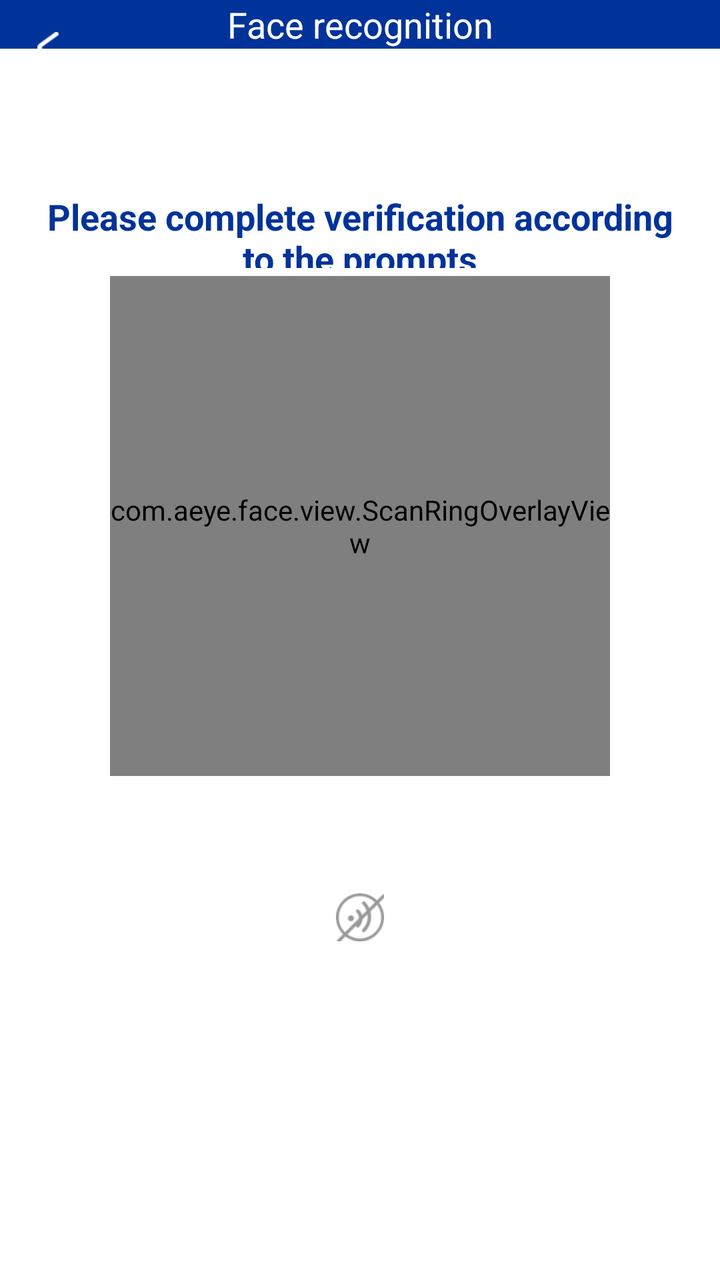
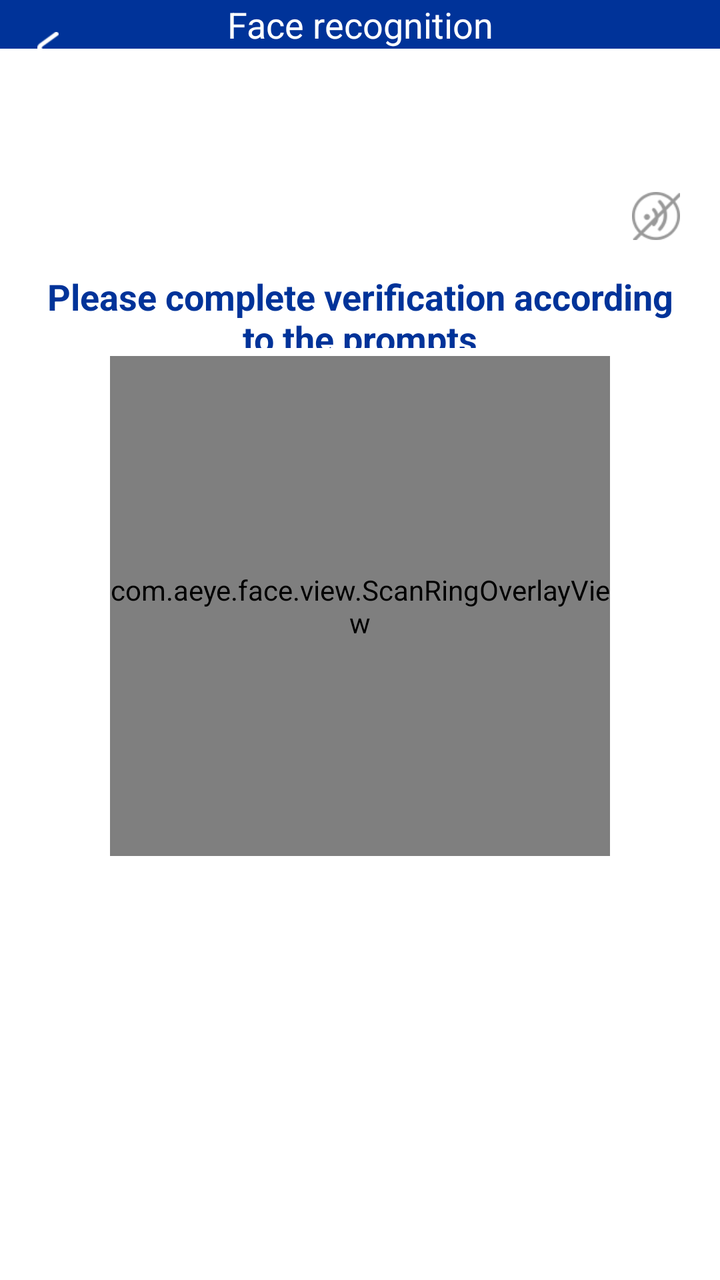

Screens rendered from an Android XML layout before and after an edit, with the pre-edit source and the edit as a unified diff.
<!-- AndroidManifest.xml: another module's application theme Theme.TestFace -->
<!-- res/layout/aeye_recognize.xml -->
<?xml version="1.0" encoding="utf-8"?>
<RelativeLayout xmlns:android="http://schemas.android.com/apk/res/android"
    xmlns:tools="http://schemas.android.com/tools"
    android:layout_width="match_parent"
    android:layout_height="match_parent"
    android:background="@color/white">

    <com.aeye.face.view.FaceView
        android:id="@+id/faceRect"
        android:layout_width="match_parent"
        android:layout_height="match_parent"
        android:visibility="gone" />

    <RelativeLayout
        android:id="@+id/faceStatus"
        android:layout_width="match_parent"
        android:layout_height="match_parent">

        <LinearLayout
            android:layout_width="match_parent"
            android:layout_height="match_parent"
            android:orientation="vertical">

            <Space
                android:id="@+id/face_toolbar_gap"
                android:layout_width="match_parent"
                android:layout_height="76dp" />

            
            <Space
                android:id="@+id/face_hint_gap"
                android:layout_width="match_parent"
                android:layout_height="58dp" />

            
            <FrameLayout
                android:id="@+id/face_preview_panel"
                android:layout_width="@dimen/face_preview_panel_size"
                android:layout_height="@dimen/face_preview_panel_size"
                android:layout_gravity="center_horizontal"
                android:layout_marginTop="4dp">

                <SurfaceView
                    android:id="@+id/preview_view"
                    android:layout_width="match_parent"
                    android:layout_height="match_parent"
                    android:layout_gravity="center" />

                <ImageView
                    android:id="@+id/iv_preview_freeze"
                    android:layout_width="match_parent"
                    android:layout_height="match_parent"
                    android:layout_gravity="center"
                    android:contentDescription="@null"
                    android:scaleType="centerCrop"
                    android:visibility="gone" />

                
                <FrameLayout
                    android:id="@+id/face_submit_overlay"
                    android:layout_width="match_parent"
                    android:layout_height="match_parent"
                    android:background="@color/face_submit_overlay"
                    android:clickable="false"
                    android:focusable="false"
                    android:visibility="gone">

                    <ProgressBar
                        android:id="@+id/pb_submit_loading"
                        style="?android:attr/progressBarStyle"
                        android:layout_width="40dp"
                        android:layout_height="40dp"
                        android:layout_gravity="center"
                        android:indeterminate="true"
                        android:indeterminateTint="@android:color/white" />
                </FrameLayout>

                <TextView
                    android:id="@+id/tvMaskHint"
                    android:layout_width="wrap_content"
                    android:layout_height="wrap_content"
                    android:layout_gravity="top|center_horizontal"
                    android:layout_marginTop="8dp"
                    android:gravity="center"
                    android:textColor="@color/face_result_success"
                    android:textSize="20sp"
                    android:visibility="gone" />

                <ImageView
                    android:id="@+id/ivNumber"
                    android:layout_width="wrap_content"
                    android:layout_height="wrap_content"
                    android:layout_gravity="center"
                    android:background="@drawable/aeye_anim_count"
                    android:visibility="gone" />

                <TextView
                    android:id="@+id/tvEnvHint"
                    android:layout_width="wrap_content"
                    android:layout_height="wrap_content"
                    android:layout_gravity="center"
                    android:background="@drawable/aeye_selector_hit"
                    android:drawableStart="@drawable/aeye_anim_tip"
                    android:gravity="center"
                    android:textColor="@android:color/white"
                    android:textSize="18sp"
                    android:visibility="invisible" />
            </FrameLayout>

            
            <Space
                android:id="@+id/face_tip_gap"
                android:layout_width="match_parent"
                android:layout_height="88dp"
                android:layout_marginTop="16dp" />

            <View
                android:layout_width="match_parent"
                android:layout_height="0dp"
                android:layout_weight="1" />

            <com.aeye.face.view.CountView
                android:id="@+id/tvRecogTimeCountdown"
                android:layout_width="48dp"
                android:layout_height="48dp"
                android:layout_gravity="end"
                android:layout_marginEnd="16dp"
                android:layout_marginBottom="10dp"
                android:gravity="center"
                android:visibility="gone" />
        </LinearLayout>
    </RelativeLayout>

    
    <com.aeye.face.lightView.CheckFaceView
        android:id="@+id/facebgview"
        android:layout_width="match_parent"
        android:layout_height="match_parent"
        android:visibility="gone" />

    
    <LinearLayout
        android:id="@+id/face_chrome_overlay"
        android:layout_width="match_parent"
        android:layout_height="match_parent"
        android:clickable="false"
        android:focusable="false"
        android:orientation="vertical">

        <Space
            android:id="@+id/face_chrome_toolbar_gap"
            android:layout_width="match_parent"
            android:layout_height="76dp" />

        <TextView
            android:id="@+id/tvHint"
            android:layout_width="match_parent"
            android:layout_height="58dp"
            android:gravity="center"
            android:paddingStart="16dp"
            android:paddingTop="20dp"
            android:paddingEnd="16dp"
            android:paddingBottom="0dp"
            android:text="@string/face_verify_subtitle"
            android:textColor="@color/face_theme_primary"
            android:textSize="18sp"
            android:textStyle="bold" />

        
        <FrameLayout
            android:id="@+id/face_scan_ring_slot"
            android:layout_width="@dimen/face_preview_panel_size"
            android:layout_height="@dimen/face_preview_panel_size"
            android:layout_gravity="center_horizontal"
            android:layout_marginTop="4dp"
            android:clickable="false"
            android:focusable="false">

            <com.aeye.face.view.ScanRingOverlayView
                android:id="@+id/scan_ring_overlay"
                android:layout_width="match_parent"
                android:layout_height="match_parent"
                android:clickable="false" />
        </FrameLayout>

        <Space
            android:id="@+id/face_result_top_gap"
            android:layout_width="match_parent"
            android:layout_height="@dimen/face_result_block_offset"
            android:visibility="gone" />

        <LinearLayout
            android:id="@+id/face_tip_column"
            android:layout_width="match_parent"
            android:layout_height="wrap_content"
            android:layout_gravity="center_horizontal"
            android:layout_marginTop="16dp"
            android:gravity="center_horizontal"
            android:orientation="vertical"
            android:minHeight="@dimen/face_tip_column_min_height">

            <TextView
                android:id="@+id/tvCheckHint"
                android:layout_width="wrap_content"
                android:layout_height="wrap_content"
                android:drawablePadding="8dp"
                android:gravity="center_vertical"
                android:textColor="@color/face_theme_primary"
                android:textSize="16sp"
                android:textStyle="bold"
                android:visibility="gone" />

            <TextView
                android:id="@+id/tvFailDetail"
                android:layout_width="match_parent"
                android:layout_height="wrap_content"
                android:layout_marginTop="8dp"
                android:gravity="center"
                android:lineSpacingExtra="4dp"
                android:paddingStart="24dp"
                android:paddingEnd="24dp"
                android:textColor="@color/face_hint_sub"
                android:textSize="14sp"
                android:visibility="gone" />

            <TextView
                android:id="@+id/tvActionCountdown"
                android:layout_width="wrap_content"
                android:layout_height="wrap_content"
                android:layout_marginTop="5dp"
                android:gravity="center"
                android:text="10s"
                android:textColor="@color/face_hint_sub"
                android:textSize="16sp"
                android:visibility="invisible" />

            <ImageView
                android:id="@+id/ivVoice"
                android:layout_width="40dp"
                android:layout_height="40dp"
                android:layout_marginTop="8dp"
                android:contentDescription="@string/aeye_msg_cancel"
                android:padding="8dp"
                android:src="@drawable/aeye_selector_voice" />
        </LinearLayout>

        <View
            android:layout_width="match_parent"
            android:layout_height="0dp"
            android:layout_weight="1" />

        <LinearLayout
            android:id="@+id/face_fail_actions"
            android:layout_width="match_parent"
            android:layout_height="wrap_content"
            android:orientation="vertical"
            android:paddingStart="24dp"
            android:paddingEnd="24dp"
            android:paddingBottom="24dp"
            android:visibility="gone">

            <Button
                android:id="@+id/btn_fail_retry"
                android:layout_width="match_parent"
                android:layout_height="52dp"
                android:background="@drawable/aeye_btn_primary_navy"
                android:text="@string/face_retry_verify"
                android:textAllCaps="false"
                android:textColor="@color/white"
                android:textSize="16sp" />

            <Button
                android:id="@+id/btn_fail_other"
                android:layout_width="match_parent"
                android:layout_height="52dp"
                android:layout_marginTop="12dp"
                android:background="@drawable/aeye_btn_outline_navy"
                android:text="@string/face_fail_back"
                android:textAllCaps="false"
                android:textColor="@color/face_theme_primary"
                android:textSize="15sp" />
        </LinearLayout>
    </LinearLayout>

    <FrameLayout
        android:id="@+id/face_toolbar"
        android:layout_width="match_parent"
        android:layout_height="wrap_content"
        android:minHeight="56dp"
        android:layout_alignParentTop="true">

        <TextView
            android:id="@+id/tvTop"
            android:layout_width="match_parent"
            android:layout_height="match_parent"
            android:background="@color/face_theme_primary"
            android:gravity="center"
            android:text="@string/face_title"
            android:textColor="@color/white"
            android:textSize="18sp" />

        <ImageView
            android:id="@+id/ivReturn"
            android:layout_width="40dp"
            android:layout_height="40dp"
            android:layout_marginStart="4dp"
            android:layout_marginTop="4dp"
            android:src="@drawable/aeye_return"
            android:contentDescription="@string/aeye_msg_cancel"
            android:padding="12dp" />

        <View
            android:layout_width="40dp"
            android:layout_height="40dp"
            android:layout_gravity="end"
            android:layout_marginTop="4dp"
            android:layout_marginEnd="4dp" />
    </FrameLayout>

    <FrameLayout
        android:id="@+id/introduceView"
        android:layout_width="match_parent"
        android:layout_height="match_parent"
        android:visibility="gone"
        tools:visibility="gone">

        <ImageView
            android:layout_width="match_parent"
            android:layout_height="match_parent"
            android:scaleType="fitXY"
            android:src="@drawable/aeye_introduce" />

        <TextView
            android:id="@+id/introduceBegin"
            android:layout_width="wrap_content"
            android:layout_height="wrap_content"
            android:layout_gravity="center_horizontal|bottom"
            android:layout_marginBottom="30dp"
            android:background="@drawable/aeye_itd_btn_bg"
            android:gravity="center"
            android:text="@string/aeye_begin_recog"
            android:textColor="@color/white"
            android:textSize="18sp" />
    </FrameLayout>
</RelativeLayout>
<!-- resources referenced by this layout -->
<resources>
  <color name="face_hint_sub">#666666</color>
  <color name="face_result_success">#22C55E</color>
  <color name="face_submit_overlay">#99000000</color>
  <color name="face_theme_primary">#003399</color>
  <color name="white">#ffffff</color>
  <dimen name="face_preview_panel_size">250dp</dimen>
  <dimen name="face_result_block_offset">72dp</dimen>
  <dimen name="face_tip_column_min_height">88dp</dimen>
  <!-- drawable aeye_anim_count (drawable) -->
  <?xml version="1.0" encoding="utf-8"?>
    
   
  <animation-list  
  	xmlns:android="http://schemas.android.com/apk/res/android"  
  	android:oneshot="true" > 
  	
  	<item android:drawable="@drawable/aeye_num3" android:duration="1000"></item>  
  	<item android:drawable="@drawable/aeye_num2" android:duration="1000"></item>
  	<item android:drawable="@drawable/aeye_num1" android:duration="1000"></item>
  
  </animation-list>
  <!-- drawable aeye_anim_tip (drawable) -->
  <?xml version="1.0" encoding="utf-8"?>
    
   
  <animation-list  
  	xmlns:android="http://schemas.android.com/apk/res/android"  
  	android:oneshot="false" > 
  	
  	<item android:drawable="@drawable/aeye_icon_tip" android:duration="500"></item>  
  	<item android:drawable="@android:color/transparent" android:duration="300"></item>
  
  </animation-list>
  <!-- drawable aeye_btn_outline_navy (drawable) -->
  <?xml version="1.0" encoding="utf-8"?>
  <shape xmlns:android="http://schemas.android.com/apk/res/android"
      android:shape="rectangle">
      <solid android:color="@color/white" />
      <stroke
          android:width="1dp"
          android:color="@color/face_theme_primary" />
      <corners android:radius="8dp" />
  </shape>
  <!-- drawable aeye_btn_primary_navy (drawable) -->
  <?xml version="1.0" encoding="utf-8"?>
  <shape xmlns:android="http://schemas.android.com/apk/res/android"
      android:shape="rectangle">
      <solid android:color="@color/face_theme_primary" />
      <corners android:radius="8dp" />
  </shape>
  <!-- drawable aeye_return: png bitmap (drawable-xhdpi, 455 bytes) -->
  <!-- drawable aeye_selector_hit (drawable) -->
  <?xml version="1.0" encoding="utf-8"?>
  <selector xmlns:android="http://schemas.android.com/apk/res/android">
      
      <item android:state_enabled="false">
  		<shape>
  		    <corners android:radius="2dp"/>
  			<solid android:color="#88ffbb33"/>
  			<padding android:left="4dp"
  			    android:top="4dp"
  			    android:right="4dp"
  			    android:bottom="4dp"/>
  		</shape>
      </item>
      
      <item android:state_enabled="true">
          <shape>
  		    <corners android:radius="2dp"/>
  			<solid android:color="#8899cc00"/>
  			<padding android:left="4dp"
  			    android:top="4dp"
  			    android:right="4dp"
  			    android:bottom="4dp"/>
  		</shape>
      </item>
      
  </selector>
  <!-- drawable aeye_selector_voice (drawable) -->
  <?xml version="1.0" encoding="utf-8"?>
  <selector xmlns:android="http://schemas.android.com/apk/res/android">
      
      <item android:drawable="@drawable/aeye_voice_off" android:state_activated="false" />
      <item android:drawable="@drawable/aeye_voice_on" android:state_activated="true" />
      
  </selector>
  <string name="aeye_begin_recog">start recognize</string>
  <string name="aeye_msg_cancel">cancel</string>
  <string name="face_fail_back">Back</string>
  <string name="face_retry_verify">Re-verify</string>
  <string name="face_title">Face recognition</string>
  <string name="face_verify_subtitle">Please complete verification according to the prompts</string>
  <style name="Theme.TestFace" parent="Base.Theme.TestFace" />
  <!-- drawable aeye_num3: png bitmap (drawable-xhdpi, 1281 bytes) -->
  <!-- drawable aeye_num2: png bitmap (drawable-xhdpi, 1453 bytes) -->
  <!-- drawable aeye_num1: png bitmap (drawable-xhdpi, 1243 bytes) -->
  <style name="Base.Theme.TestFace" parent="Theme.AppCompat.DayNight.NoActionBar">
          
          
      </style>
  <!-- unchanged entries left out for length: 5 -->
</resources>

<!-- the commit's change to res/layout/aeye_recognize.xml (unified diff, before → after) -->
@@ -25,6 +25,11 @@
                 android:id="@+id/face_toolbar_gap"
                 android:layout_width="match_parent"
                 android:layout_height="76dp" />
+
+            <Space
+                android:id="@+id/face_block_top_gap"
+                android:layout_width="match_parent"
+                android:layout_height="@dimen/face_block_top_offset" />
 
             
             <Space
@@ -111,7 +116,7 @@
             <Space
                 android:id="@+id/face_tip_gap"
                 android:layout_width="match_parent"
-                android:layout_height="88dp"
+                android:layout_height="56dp"
                 android:layout_marginTop="16dp" />
 
             <View
@@ -152,19 +157,36 @@
             android:layout_width="match_parent"
             android:layout_height="76dp" />
 
-        <TextView
-            android:id="@+id/tvHint"
-            android:layout_width="match_parent"
-            android:layout_height="58dp"
-            android:gravity="center"
-            android:paddingStart="16dp"
-            android:paddingTop="20dp"
-            android:paddingEnd="16dp"
-            android:paddingBottom="0dp"
-            android:text="@string/face_verify_subtitle"
-            android:textColor="@color/face_theme_primary"
-            android:textSize="18sp"
-            android:textStyle="bold" />
+        <FrameLayout
+            android:layout_width="match_parent"
+            android:layout_height="0dp"
+            android:layout_weight="1"
+            android:clickable="false"
+            android:focusable="false">
+
+            <LinearLayout
+                android:layout_width="match_parent"
+                android:layout_height="match_parent"
+                android:orientation="vertical">
+
+                <Space
+                    android:id="@+id/face_chrome_block_top_gap"
+                    android:layout_width="match_parent"
+                    android:layout_height="@dimen/face_block_top_offset" />
+
+                <TextView
+                    android:id="@+id/tvHint"
+                    android:layout_width="match_parent"
+                    android:layout_height="58dp"
+                    android:gravity="center"
+                    android:paddingStart="16dp"
+                    android:paddingTop="20dp"
+                    android:paddingEnd="16dp"
+                    android:paddingBottom="0dp"
+                    android:text="@string/face_verify_subtitle"
+                    android:textColor="@color/face_theme_primary"
+                    android:textSize="18sp"
+                    android:textStyle="bold" />
 
         
         <FrameLayout
@@ -199,12 +221,39 @@
             android:orientation="vertical"
             android:minHeight="@dimen/face_tip_column_min_height">
 
+            
+            <FrameLayout
+                android:id="@+id/face_result_icon_wrap"
+                android:layout_width="96dp"
+                android:layout_height="96dp"
+                android:layout_gravity="center_horizontal"
+                android:layout_marginBottom="12dp"
+                android:visibility="gone">
+
+                <ImageView
+                    android:id="@+id/iv_result_person"
+                    android:layout_width="80dp"
+                    android:layout_height="80dp"
+                    android:layout_gravity="center"
+                    android:adjustViewBounds="true"
+                    android:contentDescription="@null"
+                    android:scaleType="fitCenter"
+                    android:src="@drawable/ic_person_defalut" />
+
+                <ImageView
+                    android:id="@+id/iv_result_badge"
+                    android:layout_width="22dp"
+                    android:layout_height="22dp"
+                    android:layout_gravity="bottom|end"
+                    android:contentDescription="@null" />
+            </FrameLayout>
+
             <TextView
                 android:id="@+id/tvCheckHint"
                 android:layout_width="wrap_content"
                 android:layout_height="wrap_content"
                 android:drawablePadding="8dp"
-                android:gravity="center_vertical"
+                android:gravity="center"
                 android:textColor="@color/face_theme_primary"
                 android:textSize="16sp"
                 android:textStyle="bold"
@@ -233,15 +282,6 @@
                 android:textColor="@color/face_hint_sub"
                 android:textSize="16sp"
                 android:visibility="invisible" />
-
-            <ImageView
-                android:id="@+id/ivVoice"
-                android:layout_width="40dp"
-                android:layout_height="40dp"
-                android:layout_marginTop="8dp"
-                android:contentDescription="@string/aeye_msg_cancel"
-                android:padding="8dp"
-                android:src="@drawable/aeye_selector_voice" />
         </LinearLayout>
 
         <View
@@ -280,6 +320,21 @@
                 android:textColor="@color/face_theme_primary"
                 android:textSize="15sp" />
         </LinearLayout>
+            </LinearLayout>
+
+            <ImageView
+                android:id="@+id/ivVoice"
+                android:layout_width="40dp"
+                android:layout_height="40dp"
+                android:layout_gravity="top|end"
+                android:layout_marginTop="12dp"
+                android:layout_marginEnd="12dp"
+                android:clickable="true"
+                android:contentDescription="@string/aeye_msg_cancel"
+                android:focusable="true"
+                android:padding="8dp"
+                android:src="@drawable/aeye_selector_voice" />
+        </FrameLayout>
     </LinearLayout>
 
     <FrameLayout
<!-- resource entries referenced after the edit -->
@@ -5,9 +5,10 @@
   <color name="face_submit_overlay">#99000000</color>
   <color name="face_theme_primary">#003399</color>
   <color name="white">#ffffff</color>
+  <dimen name="face_block_top_offset">40dp</dimen>
   <dimen name="face_preview_panel_size">250dp</dimen>
   <dimen name="face_result_block_offset">72dp</dimen>
-  <dimen name="face_tip_column_min_height">88dp</dimen>
+  <dimen name="face_tip_column_min_height">56dp</dimen>
   <!-- drawable aeye_anim_count (drawable) -->
   <?xml version="1.0" encoding="utf-8"?>
     
@@ -86,6 +87,7 @@
       <item android:drawable="@drawable/aeye_voice_on" android:state_activated="true" />
       
   </selector>
+  <!-- drawable ic_person_defalut: png bitmap (drawable-xhdpi, 5385 bytes) -->
   <string name="aeye_begin_recog">start recognize</string>
   <string name="aeye_msg_cancel">cancel</string>
   <string name="face_fail_back">Back</string>
